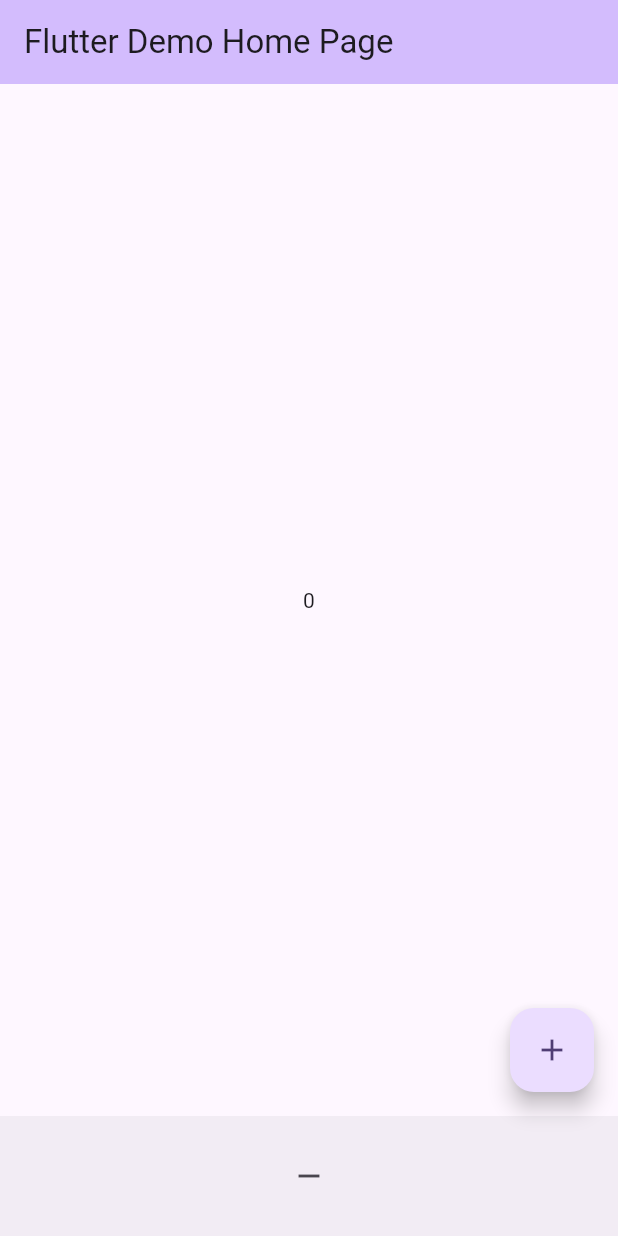
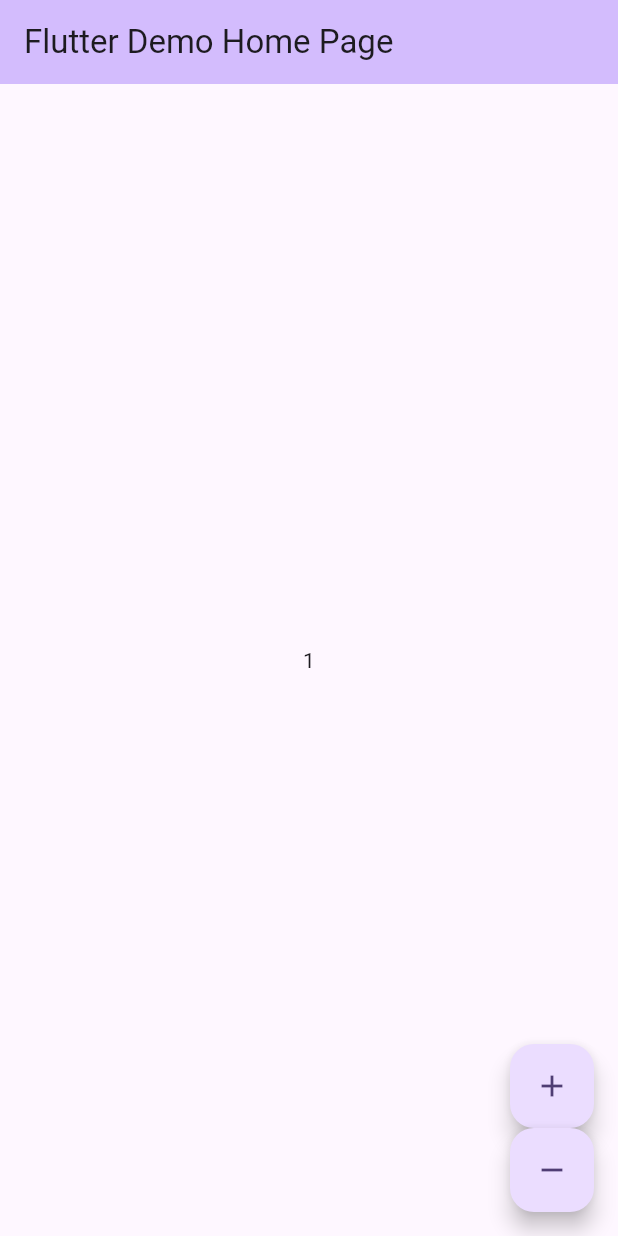
Before and after one commit to mostafaramadanhamed/boo, a Flutter app: the screen it shows after launch, after a tap on the "add" icon, on a phone screen of 412 x 824 dp. Run offline on Flutter 3.47's test engine with Material 3 defaults, Android fonts, the phone set to English and light mode, and no system bars; our stand-ins replace flutter_bloc, hydrated_bloc.

```diff
--- a/lib/controllers/cubit/counter_cubit.dart
+++ b/lib/controllers/cubit/counter_cubit.dart
@@ -1,9 +1,9 @@
 import 'package:flutter/material.dart';
-import 'package:flutter_bloc/flutter_bloc.dart';
+import 'package:hydrated_bloc/hydrated_bloc.dart';
 
 part 'counter_state.dart';
 
-class CounterCubit extends Cubit<CounterState> {
+class CounterCubit extends HydratedCubit<CounterState> {
   CounterCubit() : super(const CounterInit());
 
   void increment(BuildContext context) {
@@ -14,5 +14,18 @@ class CounterCubit extends Cubit<CounterState> {
     emit(CounterUpdate(state.count - 1));
   }
 
+  @override
+  CounterState? fromJson(Map<String, dynamic> json) {
+    if (json['count'] == null) return null;
+    return CounterUpdate(json['count'] as int);
+  }
+
+  @override
+  Map<String, dynamic>? toJson(CounterState state) {
+
+      return {'count': state.count};
+
+  }
+
 
 }
--- a/lib/main.dart
+++ b/lib/main.dart
@@ -1,11 +1,15 @@
 import 'package:boo/controllers/cubit/counter_cubit.dart';
 import 'package:flutter/material.dart';
 import 'package:flutter_bloc/flutter_bloc.dart';
+import 'package:hydrated_bloc/hydrated_bloc.dart';
+import 'package:path_provider/path_provider.dart';
 
-
-
-void main() {
-
+Future<void> main() async {
+  WidgetsFlutterBinding.ensureInitialized();
+  HydratedBloc.storage = await HydratedStorage.build(
+    storageDirectory:
+        HydratedStorageDirectory((await getTemporaryDirectory()).path),
+  );
   runApp(const MyApp());
 }
 
@@ -36,29 +40,38 @@ class MyHomePage extends StatelessWidget {
     return BlocProvider(
       create: (context) => CounterCubit(),
       child: Scaffold(
-        floatingActionButton: FloatingActionButton(
+        floatingActionButton: BlocBuilder<CounterCubit, CounterState>(
+          builder: (context, state) {
+            return Column(
+              mainAxisAlignment: MainAxisAlignment.end,
+              children: [
+                FloatingActionButton(
                   onPressed: () {
                     context.read<CounterCubit>().increment(context);
                   },
                   tooltip: 'Increment',
                   child: const Icon(Icons.add),
                 ),
-        bottomNavigationBar: BottomAppBar(
-          child: IconButton(
-            icon: const Icon(Icons.remove),
+                FloatingActionButton(
                   onPressed: () {
                     context.read<CounterCubit>().decrement();
                   },
+                  tooltip: 'Decrement',
+                  child: const Icon(Icons.remove),
                 ),
+              ],
+            );
+          },
         ),
-
         appBar: AppBar(
           backgroundColor: Theme.of(context).colorScheme.inversePrimary,
           title: Text(title),
         ),
         body: Center(
-          child: BlocBuilder<CounterCubit, CounterState>(builder: (context, state) => Text('${state.count}'),)
-        ),  ),
+            child: BlocBuilder<CounterCubit, CounterState>(
+          builder: (context, state) => Text('${state.count}'),
+        )),
+      ),
     );
   }
 }
--- a/pubspec.yaml
+++ b/pubspec.yaml
@@ -34,6 +34,8 @@ dependencies:
     sdk: flutter
   flutter_bloc: ^9.1.0
   http: ^1.3.0
+  hydrated_bloc: ^10.0.0
+  path_provider: ^2.1.5
 
 dev_dependencies:
   flutter_lints: ^4.0.0
```
Also changed, not shown: pubspec.lock, 1 other file. Lines whose indentation alone changed are shown as unchanged.
